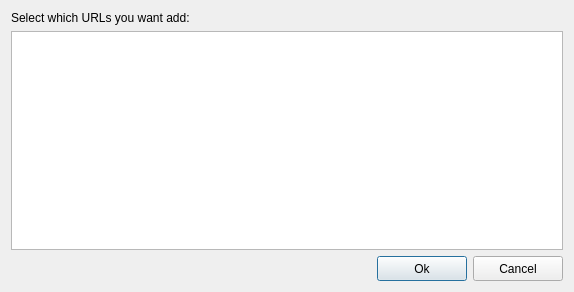
This is ui/multiurls.ui in ckorn/xvst as Qt 5 draws it before an edit. The edited form follows.
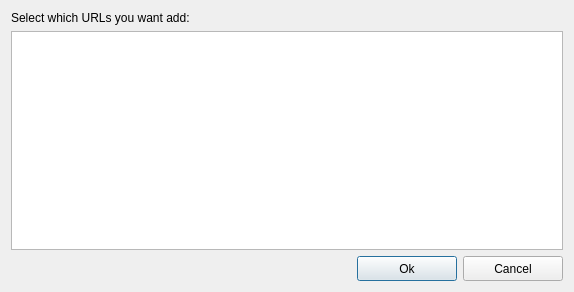
This is the edited form.

Commit message: - Changed button size

Patch:
```diff
--- a/ui/multiurls.ui
+++ b/ui/multiurls.ui
@@ -47,7 +47,7 @@
       <widget class="QPushButton" name="btnOk">
        <property name="minimumSize">
         <size>
-         <width>90</width>
+         <width>100</width>
          <height>25</height>
         </size>
        </property>
@@ -84,7 +84,7 @@
       <widget class="QPushButton" name="btnCancel">
        <property name="minimumSize">
         <size>
-         <width>90</width>
+         <width>100</width>
          <height>25</height>
         </size>
        </property>
```
